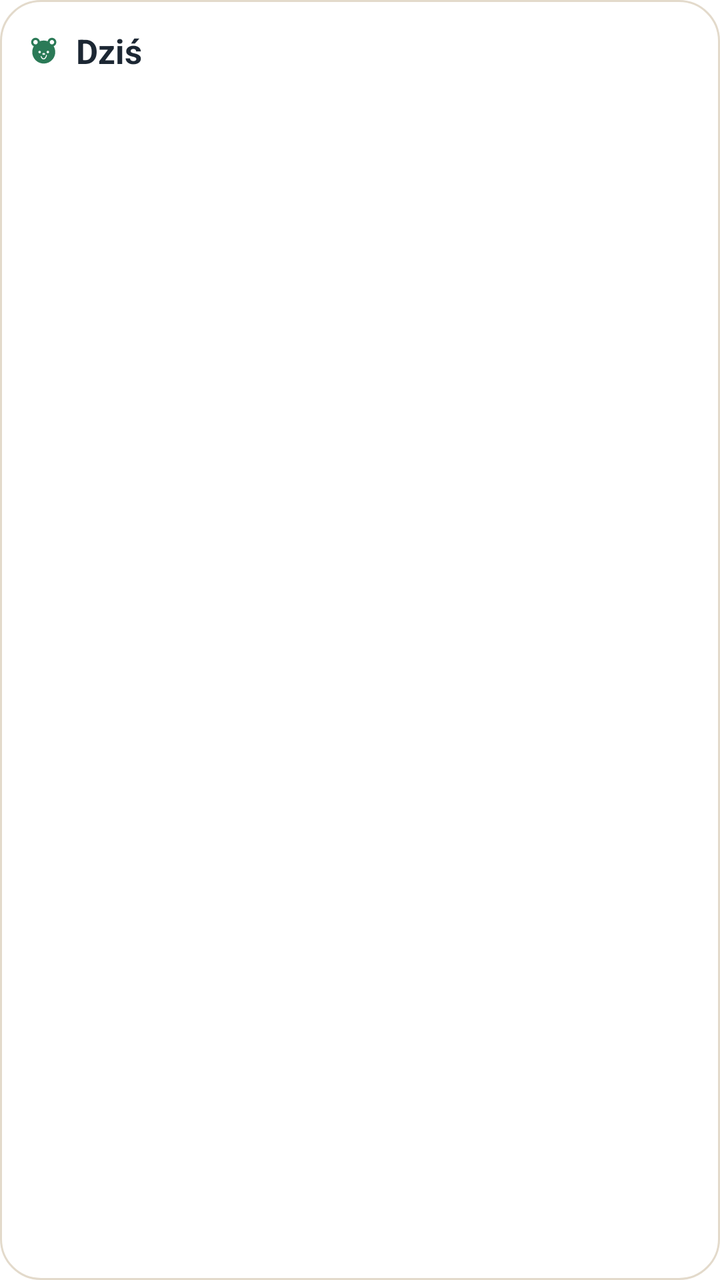
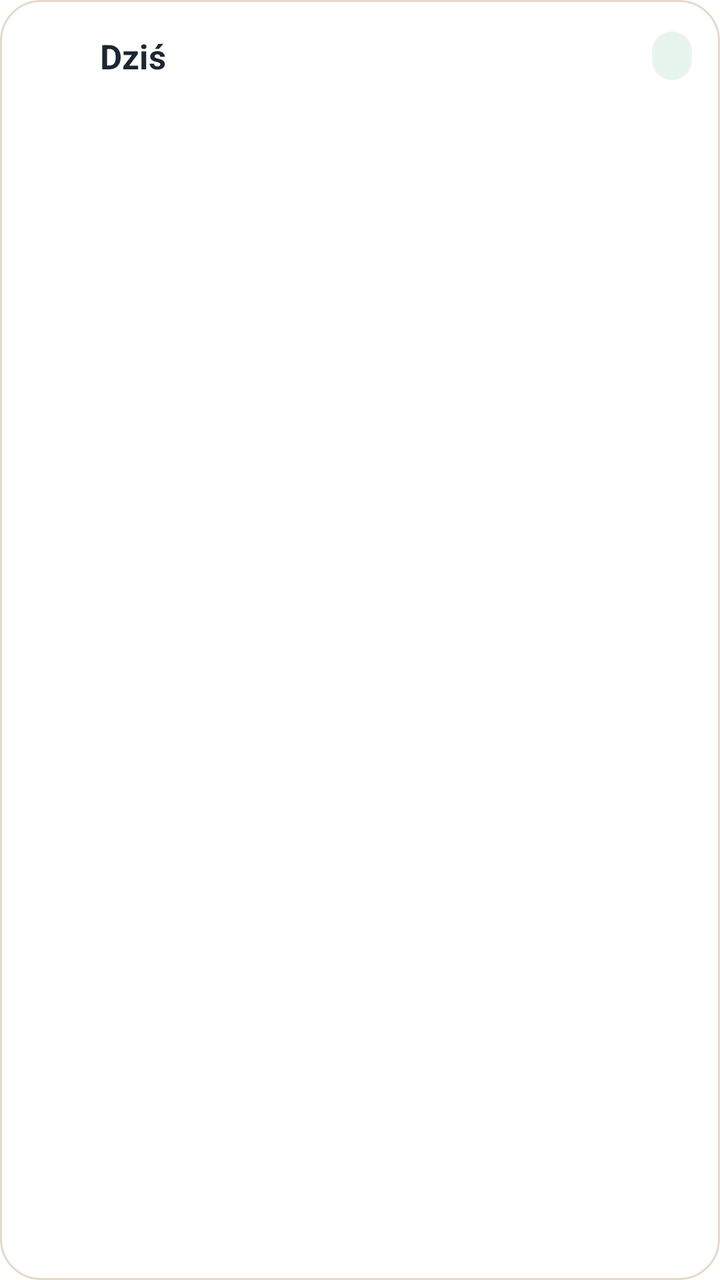

An Android layout rendered at two revisions. The XML below is the earlier revision; the diff shows what the commit changed to produce the second picture.
<!-- AndroidManifest.xml: fallback theme Theme.MaterialComponents.DayNight.NoActionBar -->
<!-- res/layout/widget_today.xml -->
<?xml version="1.0" encoding="utf-8"?>
<LinearLayout xmlns:android="http://schemas.android.com/apk/res/android"
    android:id="@+id/widget_root"
    android:layout_width="match_parent"
    android:layout_height="match_parent"
    android:background="@drawable/widget_bg"
    android:orientation="vertical"
    android:padding="14dp">
    <LinearLayout
        android:layout_width="match_parent"
        android:layout_height="wrap_content"
        android:gravity="center_vertical"
        android:orientation="horizontal">
        <ImageView
            android:layout_width="16dp"
            android:layout_height="16dp"
            android:contentDescription="@null"
            android:src="@drawable/ic_notification"
            android:tint="@color/widget_accent" />
        <TextView
            android:layout_width="0dp"
            android:layout_height="wrap_content"
            android:layout_marginStart="8dp"
            android:layout_weight="1"
            android:text="@string/widget_today_title"
            android:textColor="@color/widget_text"
            android:textSize="17sp"
            android:textStyle="bold" />
        <TextView
            android:id="@+id/widget_counter"
            android:layout_width="wrap_content"
            android:layout_height="wrap_content"
            android:textColor="@color/widget_accent"
            android:textSize="17sp"
            android:textStyle="bold" />
    </LinearLayout>
    <TextView android:id="@+id/widget_row1" style="@style/WidgetRow" />
    <TextView android:id="@+id/widget_row2" style="@style/WidgetRow" />
    <TextView android:id="@+id/widget_row3" style="@style/WidgetRow" />
    <TextView android:id="@+id/widget_row4" style="@style/WidgetRow" />
    <TextView android:id="@+id/widget_row5" style="@style/WidgetRow" />
    <TextView
        android:id="@+id/widget_empty"
        android:layout_width="match_parent"
        android:layout_height="wrap_content"
        android:layout_marginTop="6dp"
        android:textColor="@color/widget_muted"
        android:textSize="14sp"
        android:visibility="gone" />
    <TextView
        android:id="@+id/widget_next"
        android:layout_width="match_parent"
        android:layout_height="wrap_content"
        android:layout_marginTop="8dp"
        android:ellipsize="end"
        android:maxLines="1"
        android:textColor="@color/widget_muted"
        android:textSize="13sp"
        android:visibility="gone" />
</LinearLayout>
<!-- resources referenced by this layout -->
<resources>
  <color name="widget_accent">#2B7A57</color>
  <color name="widget_muted">#5B6670</color>
  <color name="widget_text">#1C2733</color>
  <!-- drawable ic_notification: vector/xml drawable (drawable, 17592 chars, omitted) -->
  <!-- drawable widget_bg (drawable) -->
  <?xml version="1.0" encoding="utf-8"?>
  <shape xmlns:android="http://schemas.android.com/apk/res/android" android:shape="rectangle">
      <solid android:color="@color/widget_surface" />
      <stroke android:width="1dp" android:color="@color/widget_border" />
      <corners android:radius="20dp" />
  </shape>
  <string name="widget_today_title">Dziś</string>
  <style name="WidgetRow">
          <item name="android:layout_width">match_parent</item>
          <item name="android:layout_height">wrap_content</item>
          <item name="android:layout_marginTop">6dp</item>
          <item name="android:ellipsize">end</item>
          <item name="android:maxLines">1</item>
          <item name="android:textColor">@color/widget_text</item>
          <item name="android:textSize">15sp</item>
          <item name="android:visibility">gone</item>
      </style>
  <color name="widget_surface">#FFFFFF</color>
  <color name="widget_border">#E3DACB</color>
</resources>

<!-- the commit's change to res/layout/widget_today.xml (unified diff, before → after) -->
@@ -12,11 +12,10 @@
         android:gravity="center_vertical"
         android:orientation="horizontal">
         <ImageView
-            android:layout_width="16dp"
-            android:layout_height="16dp"
-            android:contentDescription="@null"
-            android:src="@drawable/ic_notification"
-            android:tint="@color/widget_accent" />
+            android:id="@+id/widget_header_icon"
+            android:layout_width="28dp"
+            android:layout_height="28dp"
+            android:contentDescription="@null" />
         <TextView
             android:layout_width="0dp"
             android:layout_height="wrap_content"
@@ -30,23 +29,62 @@
             android:id="@+id/widget_counter"
             android:layout_width="wrap_content"
             android:layout_height="wrap_content"
+            android:background="@drawable/widget_badge"
+            android:paddingStart="10dp"
+            android:paddingEnd="10dp"
+            android:paddingTop="2dp"
+            android:paddingBottom="2dp"
             android:textColor="@color/widget_accent"
-            android:textSize="17sp"
+            android:textSize="15sp"
             android:textStyle="bold" />
     </LinearLayout>
-    <TextView android:id="@+id/widget_row1" style="@style/WidgetRow" />
-    <TextView android:id="@+id/widget_row2" style="@style/WidgetRow" />
-    <TextView android:id="@+id/widget_row3" style="@style/WidgetRow" />
-    <TextView android:id="@+id/widget_row4" style="@style/WidgetRow" />
-    <TextView android:id="@+id/widget_row5" style="@style/WidgetRow" />
-    <TextView
-        android:id="@+id/widget_empty"
+    <LinearLayout android:id="@+id/widget_row1" style="@style/WidgetRow">
+        <ImageView android:id="@+id/widget_row1_check" android:layout_width="22dp" android:layout_height="22dp" android:contentDescription="@null" android:src="@drawable/wg_check_empty" />
+        <ImageView android:id="@+id/widget_row1_icon" android:layout_width="22dp" android:layout_height="22dp" android:layout_marginStart="8dp" android:contentDescription="@null" android:visibility="gone" />
+        <TextView android:id="@+id/widget_row1_text" android:layout_width="0dp" android:layout_height="wrap_content" android:layout_marginStart="8dp" android:layout_weight="1" android:ellipsize="end" android:maxLines="1" android:textColor="@color/widget_text" android:textSize="15sp" />
+    </LinearLayout>
+    <LinearLayout android:id="@+id/widget_row2" style="@style/WidgetRow">
+        <ImageView android:id="@+id/widget_row2_check" android:layout_width="22dp" android:layout_height="22dp" android:contentDescription="@null" android:src="@drawable/wg_check_empty" />
+        <ImageView android:id="@+id/widget_row2_icon" android:layout_width="22dp" android:layout_height="22dp" android:layout_marginStart="8dp" android:contentDescription="@null" android:visibility="gone" />
+        <TextView android:id="@+id/widget_row2_text" android:layout_width="0dp" android:layout_height="wrap_content" android:layout_marginStart="8dp" android:layout_weight="1" android:ellipsize="end" android:maxLines="1" android:textColor="@color/widget_text" android:textSize="15sp" />
+    </LinearLayout>
+    <LinearLayout android:id="@+id/widget_row3" style="@style/WidgetRow">
+        <ImageView android:id="@+id/widget_row3_check" android:layout_width="22dp" android:layout_height="22dp" android:contentDescription="@null" android:src="@drawable/wg_check_empty" />
+        <ImageView android:id="@+id/widget_row3_icon" android:layout_width="22dp" android:layout_height="22dp" android:layout_marginStart="8dp" android:contentDescription="@null" android:visibility="gone" />
+        <TextView android:id="@+id/widget_row3_text" android:layout_width="0dp" android:layout_height="wrap_content" android:layout_marginStart="8dp" android:layout_weight="1" android:ellipsize="end" android:maxLines="1" android:textColor="@color/widget_text" android:textSize="15sp" />
+    </LinearLayout>
+    <LinearLayout android:id="@+id/widget_row4" style="@style/WidgetRow">
+        <ImageView android:id="@+id/widget_row4_check" android:layout_width="22dp" android:layout_height="22dp" android:contentDescription="@null" android:src="@drawable/wg_check_empty" />
+        <ImageView android:id="@+id/widget_row4_icon" android:layout_width="22dp" android:layout_height="22dp" android:layout_marginStart="8dp" android:contentDescription="@null" android:visibility="gone" />
+        <TextView android:id="@+id/widget_row4_text" android:layout_width="0dp" android:layout_height="wrap_content" android:layout_marginStart="8dp" android:layout_weight="1" android:ellipsize="end" android:maxLines="1" android:textColor="@color/widget_text" android:textSize="15sp" />
+    </LinearLayout>
+    <LinearLayout android:id="@+id/widget_row5" style="@style/WidgetRow">
+        <ImageView android:id="@+id/widget_row5_check" android:layout_width="22dp" android:layout_height="22dp" android:contentDescription="@null" android:src="@drawable/wg_check_empty" />
+        <ImageView android:id="@+id/widget_row5_icon" android:layout_width="22dp" android:layout_height="22dp" android:layout_marginStart="8dp" android:contentDescription="@null" android:visibility="gone" />
+        <TextView android:id="@+id/widget_row5_text" android:layout_width="0dp" android:layout_height="wrap_content" android:layout_marginStart="8dp" android:layout_weight="1" android:ellipsize="end" android:maxLines="1" android:textColor="@color/widget_text" android:textSize="15sp" />
+    </LinearLayout>
+    <LinearLayout
+        android:id="@+id/widget_empty_box"
         android:layout_width="match_parent"
         android:layout_height="wrap_content"
-        android:layout_marginTop="6dp"
-        android:textColor="@color/widget_muted"
-        android:textSize="14sp"
-        android:visibility="gone" />
+        android:layout_marginTop="8dp"
+        android:gravity="center_vertical"
+        android:orientation="horizontal"
+        android:visibility="gone">
+        <ImageView
+            android:layout_width="56dp"
+            android:layout_height="56dp"
+            android:contentDescription="@null"
+            android:src="@drawable/wg_bear_resting" />
+        <TextView
+            android:id="@+id/widget_empty"
+            android:layout_width="0dp"
+            android:layout_height="wrap_content"
+            android:layout_marginStart="10dp"
+            android:layout_weight="1"
+            android:textColor="@color/widget_muted"
+            android:textSize="14sp" />
+    </LinearLayout>
     <TextView
         android:id="@+id/widget_next"
         android:layout_width="match_parent"
<!-- resource entries referenced after the edit -->
@@ -3,7 +3,14 @@
   <color name="widget_accent">#2B7A57</color>
   <color name="widget_muted">#5B6670</color>
   <color name="widget_text">#1C2733</color>
-  <!-- drawable ic_notification: vector/xml drawable (drawable, 17592 chars, omitted) -->
+  <!-- drawable wg_bear_resting: png bitmap (drawable-nodpi, 56261 bytes) -->
+  <!-- drawable wg_check_empty: png bitmap (drawable-night-nodpi, 1400 bytes) -->
+  <!-- drawable widget_badge (drawable) -->
+  <?xml version="1.0" encoding="utf-8"?>
+  <shape xmlns:android="http://schemas.android.com/apk/res/android" android:shape="rectangle">
+      <solid android:color="@color/widget_accent_soft" />
+      <corners android:radius="999dp" />
+  </shape>
   <!-- drawable widget_bg (drawable) -->
   <?xml version="1.0" encoding="utf-8"?>
   <shape xmlns:android="http://schemas.android.com/apk/res/android" android:shape="rectangle">
@@ -15,13 +22,12 @@
   <style name="WidgetRow">
           <item name="android:layout_width">match_parent</item>
           <item name="android:layout_height">wrap_content</item>
-          <item name="android:layout_marginTop">6dp</item>
-          <item name="android:ellipsize">end</item>
-          <item name="android:maxLines">1</item>
-          <item name="android:textColor">@color/widget_text</item>
-          <item name="android:textSize">15sp</item>
+          <item name="android:layout_marginTop">8dp</item>
+          <item name="android:orientation">horizontal</item>
+          <item name="android:gravity">center_vertical</item>
           <item name="android:visibility">gone</item>
       </style>
+  <color name="widget_accent_soft">#E8F5EE</color>
   <color name="widget_surface">#FFFFFF</color>
   <color name="widget_border">#E3DACB</color>
 </resources>
